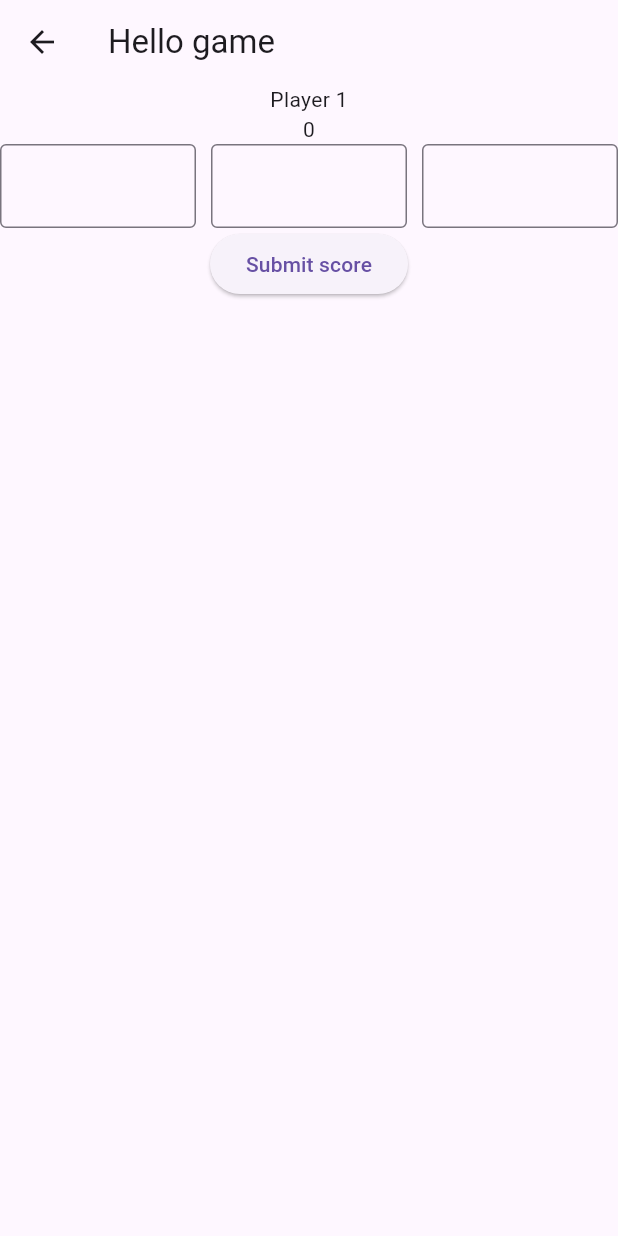
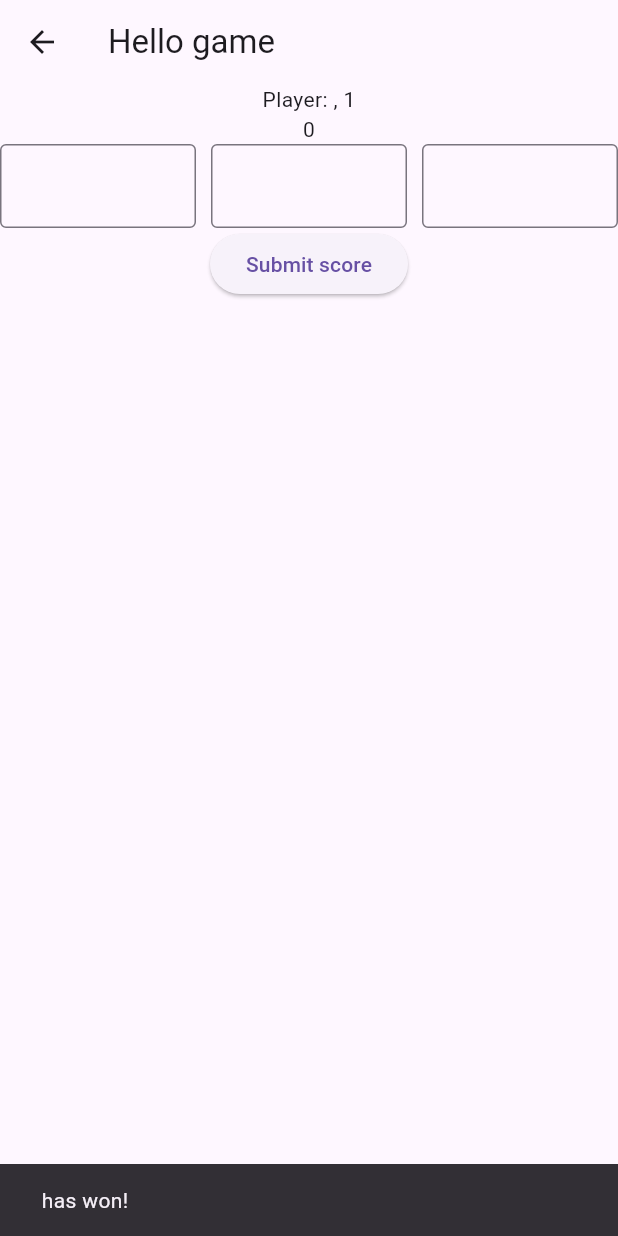
Before and after one commit to DBraja1738/DartsWithFriends, a Flutter app: the Game screen opened directly with empty values, after a tap on "Submit score", on a phone screen of 412 x 824 dp. Run offline on Flutter 3.47's test engine with Material 3 defaults, Android fonts, the phone set to English and light mode, and no system bars; statements that could not run were skipped.

Commit message:
finish game logic (only all out)

```diff
--- a/lib/game.dart
+++ b/lib/game.dart
@@ -1,6 +1,8 @@
 import 'package:flutter/material.dart';
 import "package:flutter/services.dart";
+import 'dart:async';
 import 'package:darts_with_friends/widgets/textInputForDarts.dart';
+import "package:darts_with_friends/main.dart";
 
 class GameScore{
   int dart1;
@@ -38,35 +40,63 @@ class _GameState extends State<Game> {
 
   List<int> playerScores = [];
   int currentPlayer = 1;
+  String currentPlayerName="";
   List<GameScore> scoreList = [];
   int currentPlayerValue = 0;
 
   @override
   void initState(){
     super.initState();
+
     currentPlayerValue = widget.mainScore;
     playerScores = List<int>.filled(widget.numberOfPlayers,widget.mainScore);
+    currentPlayerName=widget.playerNames.first;
+
   }
+
+  void callSnackBarMessage(String message){
+    ScaffoldMessenger.of(context).showSnackBar(
+      SnackBar(content: Text(message)),
+    );
+  }
+
+  void submitScore(){
+    GameScore score = GameScore(
+        int.tryParse(_dart1controller.text) ?? 0,
+        int.tryParse(_dart2controller.text) ?? 0,
+        int.tryParse(_dart3controller.text) ?? 0,
+        currentPlayer);
+    scoreList.add(score);
+
+    int dartSum = score.sumDarts();
 
 
 
-  void submitScore(){
-    GameScore score = GameScore(
-        int.parse(_dart1controller.text),
-        int.parse(_dart2controller.text),
-        int.parse(_dart3controller.text),
-        currentPlayer);
-    scoreList.add(score);
+    setState(() {
+
+      if(currentPlayerValue - dartSum == 0){
+        callSnackBarMessage(currentPlayerName + " has won!");
+
+        Timer(Duration(seconds: 3), (){
+          Navigator.of(context).push(MaterialPageRoute(builder: (context)=>const Home()));
+        });
+      }else if(currentPlayerValue - dartSum < 0){
+        callSnackBarMessage(currentPlayerName + " has went overboard");
+
+        currentPlayer = (currentPlayer % widget.numberOfPlayers) + 1;
+        currentPlayerValue = playerScores[currentPlayer-1];
+        currentPlayerName = widget.playerNames[currentPlayer-1];
+      }else {
+        playerScores[currentPlayer-1] -= dartSum;
+        currentPlayer = (currentPlayer % widget.numberOfPlayers) + 1;
+        currentPlayerValue = playerScores[currentPlayer-1];
+        currentPlayerName = widget.playerNames[currentPlayer-1];
+      }
+    });
 
     _dart1controller.clear();
     _dart2controller.clear();
     _dart3controller.clear();
-
-    setState(() {
-      playerScores[currentPlayer-1] = playerScores[currentPlayer-1] - score.sumDarts();
-      currentPlayer = (currentPlayer%2) + 1;
-      currentPlayerValue=playerScores[currentPlayer-1];
-    });
   }
 
   @override
@@ -83,7 +113,7 @@ class _GameState extends State<Game> {
               Column(
 
                 children: [
-                  Text("Player $currentPlayer"),
+                  Text("Player: $currentPlayerName, $currentPlayer"),
                   Text("$currentPlayerValue"),
                 ],
               ),
```
Also changed, not shown: lib/preGameSetup.dart (+35 -3 lines).
